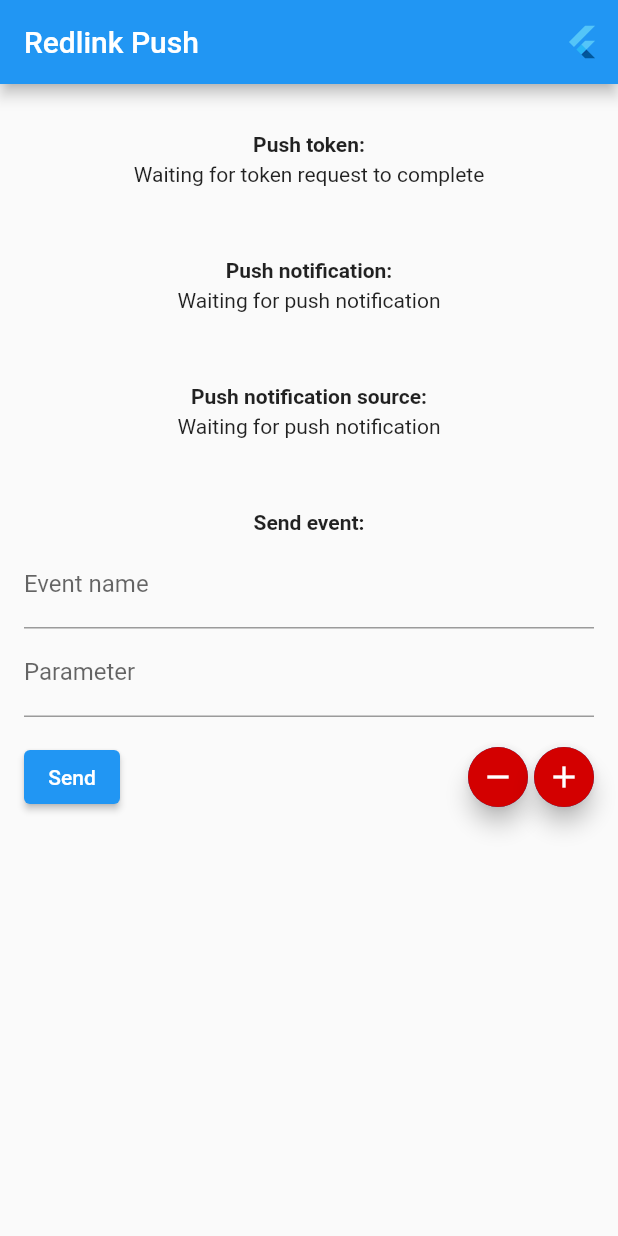
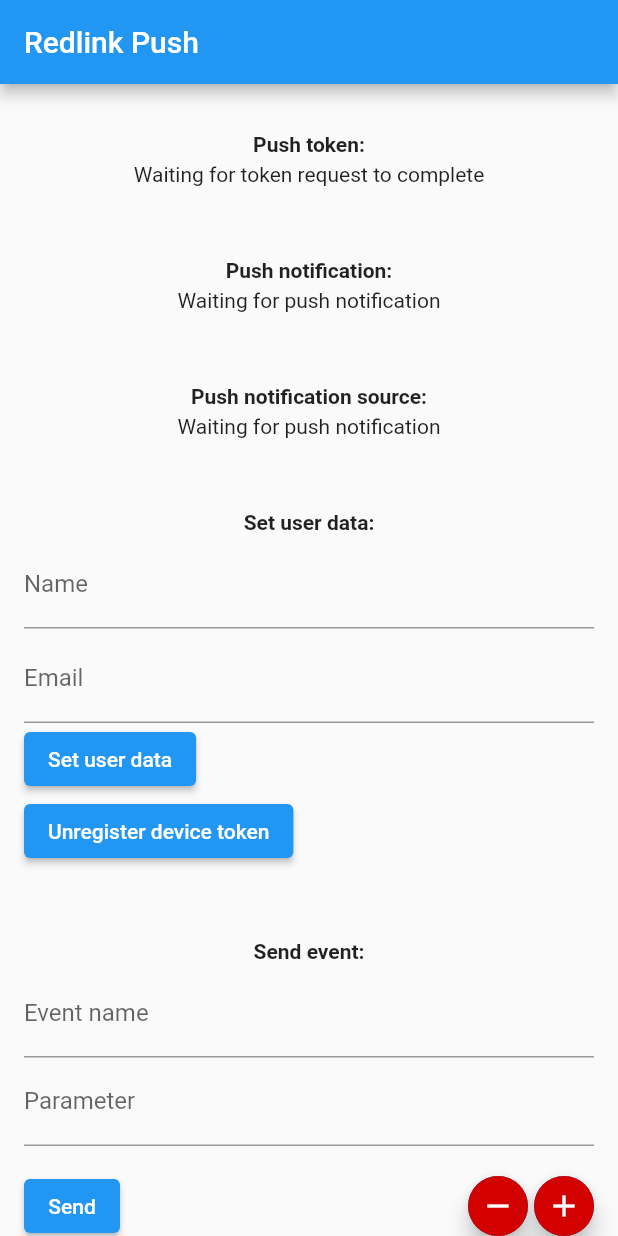
Before and after one commit to vercomsa/redlink-push-flutter-sdk, a Flutter app: the screen it shows after launch, on a phone screen of 412 x 824 dp. Run offline on Flutter 3.47's test engine with Material 2 defaults, Android fonts, the phone set to English and light mode, and no system bars.

Commit message:
1.0.3 release

```diff
--- a/example/lib/main.dart
+++ b/example/lib/main.dart
@@ -1,6 +1,7 @@
 import 'package:flutter/material.dart';
 import 'package:redlink_flutter_sdk/redlink_analytics.dart';
 import 'package:redlink_flutter_sdk/redlink_messaging.dart';
+import 'package:redlink_flutter_sdk/redlink_user.dart';
 
 const Color _primaryColor = Color(0xFFD30000);
 
@@ -20,6 +21,8 @@ class _MyAppState extends State<MyApp> {
   String _pushMessageSource;
   List<dynamic> _eventParameters = []..length = 1;
   TextEditingController _eventNameEditingController = TextEditingController();
+  TextEditingController _userNameEditingController = TextEditingController();
+  TextEditingController _userEmailEditingController = TextEditingController();
 
   @override
   void initState() {
@@ -67,16 +70,9 @@ class _MyAppState extends State<MyApp> {
       home: Scaffold(
         appBar: AppBar(
           title: const Text('Redlink Push'),
-          actions: [
-            Padding(
-              padding: const EdgeInsets.symmetric(
-                horizontal: 12.0,
-              ),
-              child: FlutterLogo(),
-            ),
-          ],
         ),
         body: ListView(
+          keyboardDismissBehavior: ScrollViewKeyboardDismissBehavior.onDrag,
           padding: const EdgeInsets.symmetric(
             vertical: 32.0,
             horizontal: 16.0,
@@ -91,6 +87,11 @@ class _MyAppState extends State<MyApp> {
               height: 48.0,
             ),
             _buildPushMessageSourceSection(),
+            const SizedBox(
+              height: 48.0,
+            ),
+            _buildSetUserDataSection(),
+            _buildUnregisterTokenSection(),
             const SizedBox(
               height: 48.0,
             ),
@@ -117,9 +118,7 @@ class _MyAppState extends State<MyApp> {
           height: 4.0,
         ),
         Center(
-          child: _token != null
-              ? SelectableText(_token)
-              : Text('Waiting for token request to complete'),
+          child: _token != null ? SelectableText(_token) : Text('Waiting for token request to complete'),
         ),
       ],
     );
@@ -138,9 +137,7 @@ class _MyAppState extends State<MyApp> {
           height: 4.0,
         ),
         Center(
-          child: Text(_pushMessage != null
-              ? _pushMessage.toString()
-              : 'Waiting for push notification'),
+          child: Text(_pushMessage != null ? _pushMessage.toString() : 'Waiting for push notification'),
         ),
       ],
     );
@@ -159,9 +156,74 @@ class _MyAppState extends State<MyApp> {
           height: 4.0,
         ),
         Center(
-          child: Text(_pushMessageSource != null
-              ? _pushMessageSource
-              : 'Waiting for push notification'),
+          child: Text(_pushMessageSource != null ? _pushMessageSource : 'Waiting for push notification'),
+        ),
+      ],
+    );
+  }
+
+  Widget _buildSetUserDataSection() {
+    return Column(
+      children: [
+        Text(
+          'Set user data:',
+          style: TextStyle(
+            fontWeight: FontWeight.bold,
+          ),
+        ),
+        const SizedBox(
+          height: 4.0,
+        ),
+        TextFormField(
+          controller: _userNameEditingController,
+          decoration: InputDecoration(
+            labelText: 'Name',
+          ),
+        ),
+        const SizedBox(
+          height: 4.0,
+        ),
+        TextFormField(
+          controller: _userEmailEditingController,
+          decoration: InputDecoration(
+            labelText: 'Email',
+          ),
+        ),
+        Row(
+          mainAxisAlignment: MainAxisAlignment.start,
+          children: [
+            ElevatedButton(
+              onPressed: () {
+                final String userName = _userNameEditingController.text;
+                final String email = _userEmailEditingController.text;
+                if (userName.isNotEmpty || email.isNotEmpty) {
+                  RedlinkUser().setUser(
+                    firstName: userName,
+                    email: email,
+                  );
+                }
+              },
+              child: Text(
+                'Set user data',
+              ),
+            ),
+          ],
+        ),
+      ],
+    );
+  }
+
+  Widget _buildUnregisterTokenSection() {
+    return Row(
+      mainAxisAlignment: MainAxisAlignment.start,
+      children: [
+        ElevatedButton(
+          onPressed: () => RedlinkUser().removeUser(
+            deletePushToken: true,
+          ),
+          child: Text(
+            'Unregister device token',
+          ),
         ),
       ],
     );
@@ -206,8 +268,7 @@ class _MyAppState extends State<MyApp> {
                 if (_eventNameEditingController.text.isNotEmpty) {
                   Map<String, dynamic> parametersMap = Map.fromIterable(
                     _eventParameters,
-                    key: (element) =>
-                        'Parameter ${_eventParameters.indexOf(element)}',
+                    key: (element) => 'Parameter ${_eventParameters.indexOf(element)}',
                     value: (element) => element,
                   );
                   RedlinkAnalytics.trackEvent(
@@ -230,8 +291,7 @@ class _MyAppState extends State<MyApp> {
                 ),
                 onPressed: () {
                   setState(() {
-                    _eventParameters.length -=
-                        _eventParameters.length > 0 ? 1 : 0;
+                    _eventParameters.length -= _eventParameters.length > 0 ? 1 : 0;
                   });
                 },
               ),
--- a/lib/redlink_user.dart
+++ b/lib/redlink_user.dart
@@ -18,9 +18,14 @@ class RedlinkUser {
     );
   }
 
-  void removeUser() {
+  void removeUser({
+    bool? deletePushToken,
+  }) {
     ChannelUtil.invokeMethod(
       method: ChannelMethod.removeUser,
+      arguments: {
+        "deletePushToken": deletePushToken,
+      },
     );
   }
 }
--- a/pubspec.yaml
+++ b/pubspec.yaml
@@ -1,7 +1,7 @@
 name: redlink_flutter_sdk
 description: Flutter plugin for Redlink
 homepage: https://www.redlink.pl/mobile-push/
-version: 1.0.2
+version: 1.0.3
 
 environment:
   sdk: ">=2.12.0 <3.0.0"
```
Also changed, not shown: example/pubspec.lock, 15 other files.
